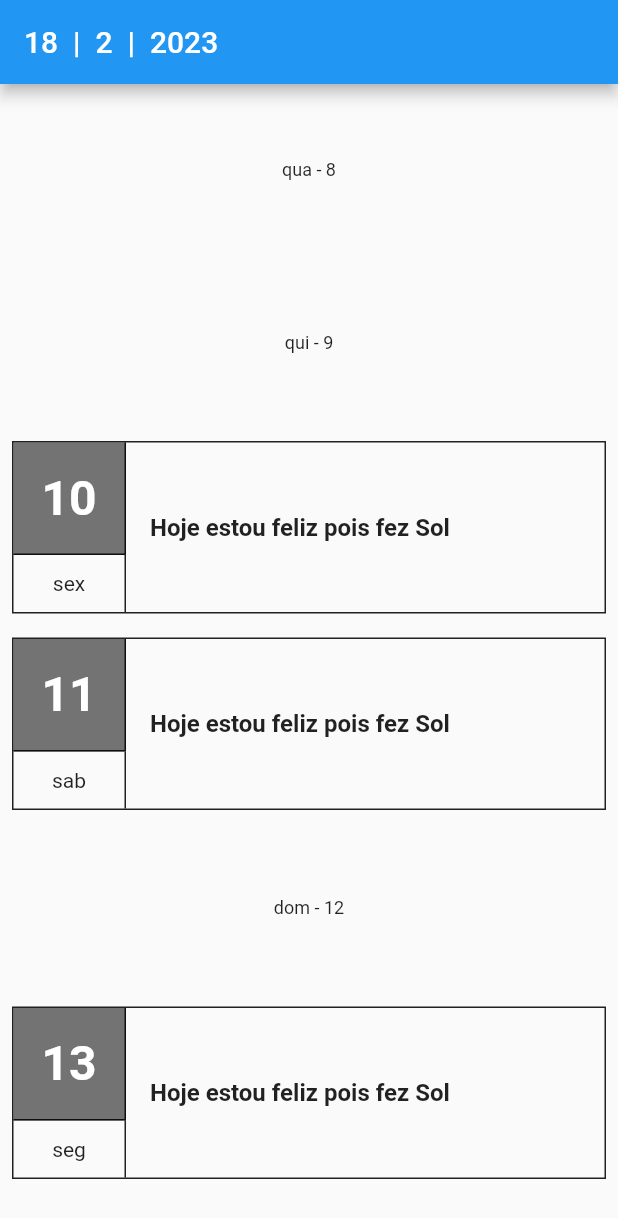
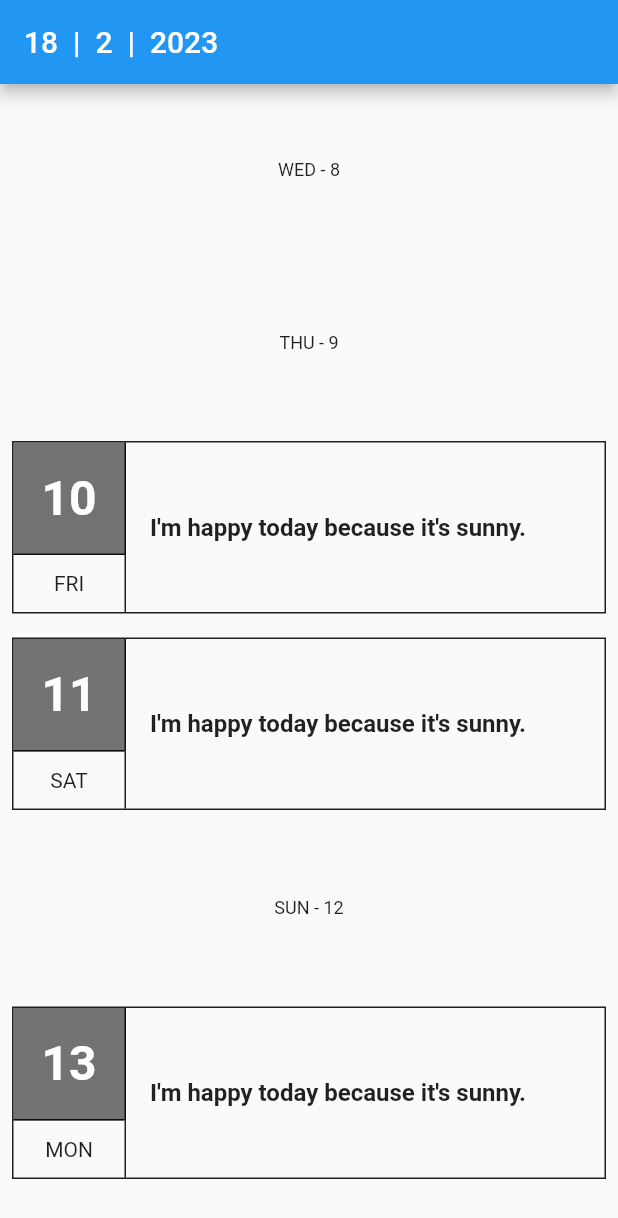
Before and after one commit to RickHPotter/flutter_webapi, a Flutter app: the screen it shows after launch, on a phone screen of 412 x 824 dp. Shown: the top 1218 px of the screen. Run offline on Flutter 3.47's test engine with Material 2 defaults, Android fonts, the light colour scheme and no system bars.

Commit message:
some changes here and there based on my preferences

```diff
--- a/lib/database/database.dart
+++ b/lib/database/database.dart
@@ -6,18 +6,18 @@ import 'package:uuid/uuid.dart';
 import '../models/journal.dart';
 
 Map<String, Journal> generateRandomDatabase({
-  required int maxGap, // Tamanho máximo da janela de tempo
-  required int amount, // Entradas geradas
+  required int maxGap, // Max size of time windows
+  required int amount, // Generated entries
 }) {
   Random rng = Random();
 
   Map<String, Journal> map = {};
 
   for (int i = 0; i < amount; i++) {
-    int timeGap = rng.nextInt(maxGap - 1); // Define uma distância do hoje
+    int timeGap = rng.nextInt(maxGap - 1); // Defines a distance from today
     DateTime date = DateTime.now().subtract(
       Duration(days: timeGap),
-    ); // Gera um dia
+    );
 
     String id = const Uuid().v1();
 
--- a/lib/helpers/phrases.dart
+++ b/lib/helpers/phrases.dart
@@ -1,14 +1,13 @@
 import 'dart:math';
 
-/// Cria uma frase aleatória
 String getRandomPhrase() {
   List<String> phrases = [
-    "Hoje estou feliz pois fez Sol",
-    "Não estou tão bem, choveu",
-    "Hoje estudei bastante Flutter!",
-    "Respondi a dúvida de uma pessoa no Fórum da Alura, que legal!",
-    "Entrei na comunidade da Alura no Discord!",
-    "Hoje conversei com uma pessoa que também está estudando Flutter!"
+    'I\'m happy today because it\'s sunny.',
+    'Raining too much lately.'
+    'I studied a lot of Flutter today.!',
+    'I helped someone on Alura Forums.',
+    'I joined Alura Discord.',
+    'I met someone who shot my dog three times today!'
   ];
 
   Random rng = Random();
--- a/lib/helpers/weekday.dart
+++ b/lib/helpers/weekday.dart
@@ -1,4 +1,3 @@
-/// Gera dia da semana em português
 class WeekDay {
   int weekday;
   late String short;
@@ -7,32 +6,32 @@ class WeekDay {
   WeekDay(this.weekday) {
     switch (weekday) {
       case 7:
-        short = "dom";
-        long = "Domingo";
+        short = 'SUN';
+        long = 'Sunday';
         break;
       case 1:
-        short = "seg";
-        long = "Segunda-Feira";
+        short = 'MON';
+        long = 'Monday';
         break;
       case 2:
-        short = "ter";
-        long = "Terça-Feira";
+        short = 'TUE';
+        long = 'Tuesday';
         break;
       case 3:
-        short = "qua";
-        long = "Quarta-Feira";
+        short = 'WED';
+        long = 'Wednesday';
         break;
       case 4:
-        short = "qui";
-        long = "Quinta-Feira";
+        short = 'THU';
+        long = 'Thursday';
         break;
       case 5:
-        short = "sex";
-        long = "Sexta-Feira";
+        short = 'FRI';
+        long = 'Friday';
         break;
       case 6:
-        short = "sab";
-        long = "Sábado";
+        short = 'SAT';
+        long = 'Saturday';
         break;
     }
   }
--- a/lib/screens/home_screen/widgets/home_screen_list.dart
+++ b/lib/screens/home_screen/widgets/home_screen_list.dart
@@ -5,7 +5,8 @@ List<JournalCard> generateListJournalCards(
     {required int windowPage,
     required DateTime currentDay,
     required Map<String, Journal> database}) {
-  // Cria uma lista de Cards vazios
+
+  // this creates a list of empty cards
   List<JournalCard> list = List.generate(
     windowPage + 1,
     (index) => JournalCard(
@@ -13,7 +14,7 @@ List<JournalCard> generateListJournalCards(
     ),
   );
 
-  //Preenche os espaços que possuem entradas no banco
+  // fills out spaces that have entries in the database
   database.forEach((key, value) {
     if (value.createdAt
         .isAfter(currentDay.subtract(Duration(days: windowPage)))) {
--- a/lib/screens/home_screen/widgets/journal_card.dart
+++ b/lib/screens/home_screen/widgets/journal_card.dart
@@ -33,7 +33,8 @@ class JournalCard extends StatelessWidget {
                       color: Colors.black54,
                       border: Border(
                           right: BorderSide(color: Colors.black87),
-                          bottom: BorderSide(color: Colors.black87)),
+                          bottom: BorderSide(color: Colors.black87)
+                      ),
                     ),
                     padding: const EdgeInsets.all(16),
                     child: Text(
@@ -41,7 +42,8 @@ class JournalCard extends StatelessWidget {
                       style: const TextStyle(
                           fontSize: 32,
                           color: Colors.white,
-                          fontWeight: FontWeight.bold),
+                          fontWeight: FontWeight.bold
+                      ),
                     ),
                   ),
                   Container(
```
Also changed, not shown: lib/screens/home_screen/home_screen.dart (+3 -4 lines), pubspec.lock.
